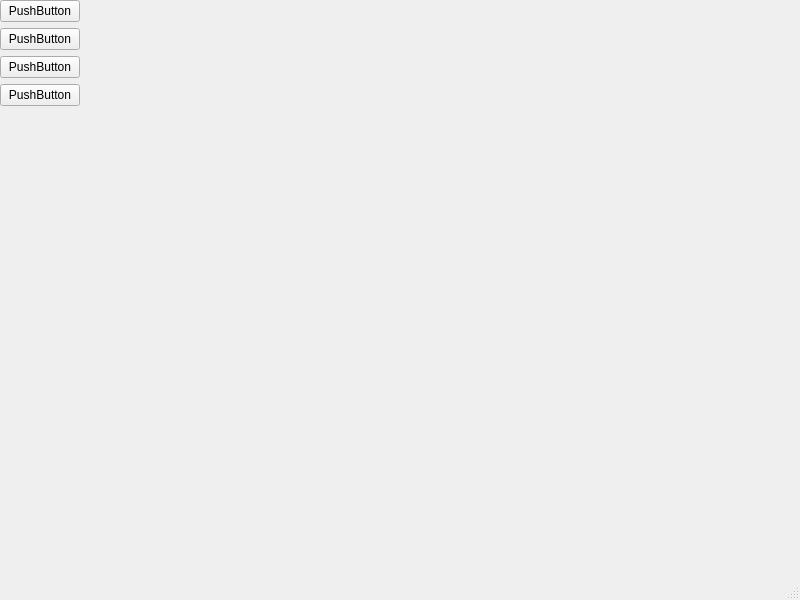
Old version of the form StegApp/mainwindow.ui in the repository TaylorB315/StegTool.
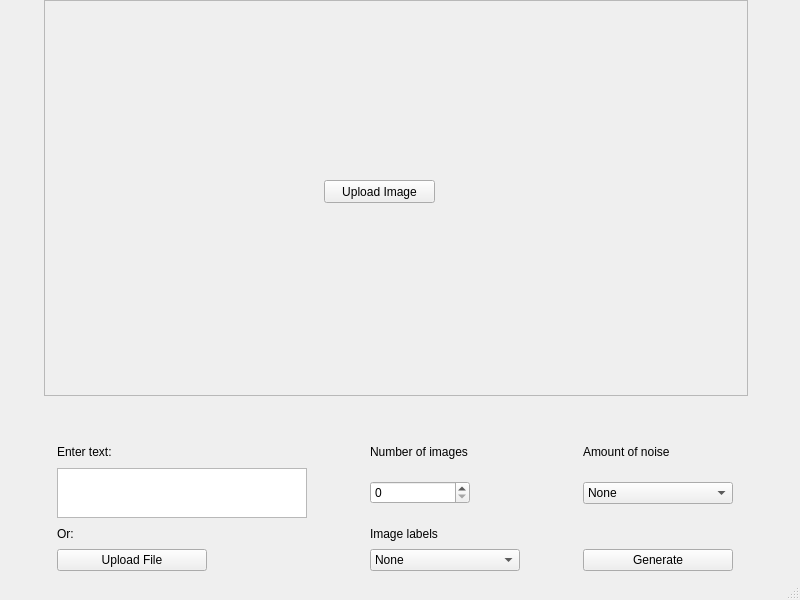
New version of the form.

Commit message: Created layout of UI

```diff
--- a/StegApp/mainwindow.ui
+++ b/StegApp/mainwindow.ui
@@ -20,73 +20,161 @@
       <x>0</x>
       <y>0</y>
       <width>791</width>
-      <height>551</height>
+      <height>571</height>
      </rect>
     </property>
-    <layout class="QHBoxLayout" name="horizontalLayout">
-     <item>
-      <layout class="QVBoxLayout" name="verticalLayout_2">
-       <item>
+    <layout class="QGridLayout" name="gridLayout_2">
+     <item row="2" column="0" colspan="3">
+      <layout class="QGridLayout" name="gridLayout_3">
+       <item row="3" column="0">
+        <widget class="QLabel" name="label_3">
+         <property name="text">
+          <string>Or:</string>
+         </property>
+        </widget>
+       </item>
+       <item row="4" column="0">
         <widget class="QPushButton" name="pushButton_3">
+         <property name="maximumSize">
+          <size>
+           <width>150</width>
+           <height>16777215</height>
+          </size>
+         </property>
          <property name="text">
-          <string>PushButton</string>
+          <string>Upload File</string>
          </property>
         </widget>
        </item>
-       <item>
+       <item row="1" column="1">
+        <widget class="QLabel" name="label_4">
+         <property name="minimumSize">
+          <size>
+           <width>150</width>
+           <height>0</height>
+          </size>
+         </property>
+         <property name="text">
+          <string>Number of images</string>
+         </property>
+         <property name="alignment">
+          <set>Qt::AlignLeading|Qt::AlignLeft|Qt::AlignVCenter</set>
+         </property>
+        </widget>
+       </item>
+       <item row="4" column="2">
         <widget class="QPushButton" name="pushButton_2">
          <property name="text">
-          <string>PushButton</string>
+          <string>Generate</string>
          </property>
         </widget>
        </item>
-       <item>
-        <widget class="QPushButton" name="pushButton">
-         <property name="text">
-          <string>PushButton</string>
+       <item row="2" column="2">
+        <widget class="QComboBox" name="comboBox_2">
+         <property name="maximumSize">
+          <size>
+           <width>150</width>
+           <height>16777215</height>
+          </size>
          </property>
+         <item>
+          <property name="text">
+           <string>None</string>
+          </property>
+         </item>
+         <item>
+          <property name="text">
+           <string>Minor</string>
+          </property>
+         </item>
+         <item>
+          <property name="text">
+           <string>Moderate</string>
+          </property>
+         </item>
+         <item>
+          <property name="text">
+           <string>Major</string>
+          </property>
+         </item>
         </widget>
        </item>
-       <item>
-        <widget class="QPushButton" name="pushButton_4">
+       <item row="1" column="2">
+        <widget class="QLabel" name="label_2">
          <property name="text">
-          <string>PushButton</string>
+          <string>Amount of noise</string>
          </property>
         </widget>
        </item>
-       <item>
-        <spacer name="verticalSpacer_2">
-         <property name="orientation">
-          <enum>Qt::Vertical</enum>
+       <item row="2" column="0">
+        <widget class="QTextEdit" name="textEdit">
+         <property name="maximumSize">
+          <size>
+           <width>250</width>
+           <height>50</height>
+          </size>
          </property>
-         <property name="sizeHint" stdset="0">
+        </widget>
+       </item>
+       <item row="4" column="1">
+        <widget class="QComboBox" name="comboBox">
+         <item>
+          <property name="text">
+           <string>None</string>
+          </property>
+         </item>
+         <item>
+          <property name="text">
+           <string>Incremental</string>
+          </property>
+         </item>
+         <item>
+          <property name="text">
+           <string>Unique ID</string>
+          </property>
+         </item>
+        </widget>
+       </item>
+       <item row="2" column="1">
+        <widget class="QSpinBox" name="spinBox">
+         <property name="maximumSize">
           <size>
-           <width>20</width>
-           <height>40</height>
+           <width>100</width>
+           <height>16777215</height>
           </size>
          </property>
-        </spacer>
+         <property name="minimum">
+          <number>0</number>
+         </property>
+         <property name="maximum">
+          <number>100</number>
+         </property>
+        </widget>
+       </item>
+       <item row="3" column="1">
+        <widget class="QLabel" name="label_5">
+         <property name="text">
+          <string>Image labels</string>
+         </property>
+        </widget>
+       </item>
+       <item row="1" column="0">
+        <widget class="QLabel" name="label">
+         <property name="text">
+          <string>Enter text:</string>
+         </property>
+        </widget>
        </item>
       </layout>
      </item>
-     <item>
-      <spacer name="horizontalSpacer">
-       <property name="orientation">
-        <enum>Qt::Horizontal</enum>
-       </property>
-       <property name="sizeHint" stdset="0">
-        <size>
-         <width>40</width>
-         <height>20</height>
-        </size>
-       </property>
-      </spacer>
-     </item>
-     <item>
+     <item row="1" column="1">
       <spacer name="verticalSpacer">
        <property name="orientation">
         <enum>Qt::Vertical</enum>
        </property>
+       <property name="sizeType">
+        <enum>QSizePolicy::Preferred</enum>
+       </property>
        <property name="sizeHint" stdset="0">
         <size>
          <width>20</width>
@@ -95,6 +183,35 @@
        </property>
       </spacer>
      </item>
+     <item row="0" column="1" alignment="Qt::AlignHCenter">
+      <widget class="QFrame" name="frame">
+       <property name="minimumSize">
+        <size>
+         <width>704</width>
+         <height>396</height>
+        </size>
+       </property>
+       <property name="frameShape">
+        <enum>QFrame::StyledPanel</enum>
+       </property>
+       <property name="frameShadow">
+        <enum>QFrame::Raised</enum>
+       </property>
+       <widget class="QPushButton" name="pushButton">
+        <property name="geometry">
+         <rect>
+          <x>280</x>
+          <y>180</y>
+          <width>111</width>
+          <height>23</height>
+         </rect>
+        </property>
+        <property name="text">
+         <string>Upload Image</string>
+        </property>
+       </widget>
+      </widget>
+     </item>
     </layout>
    </widget>
   </widget>
```
Left out of the diff: 12 changed lines with no effect on the pictures. The commit also changes 3 other files.
